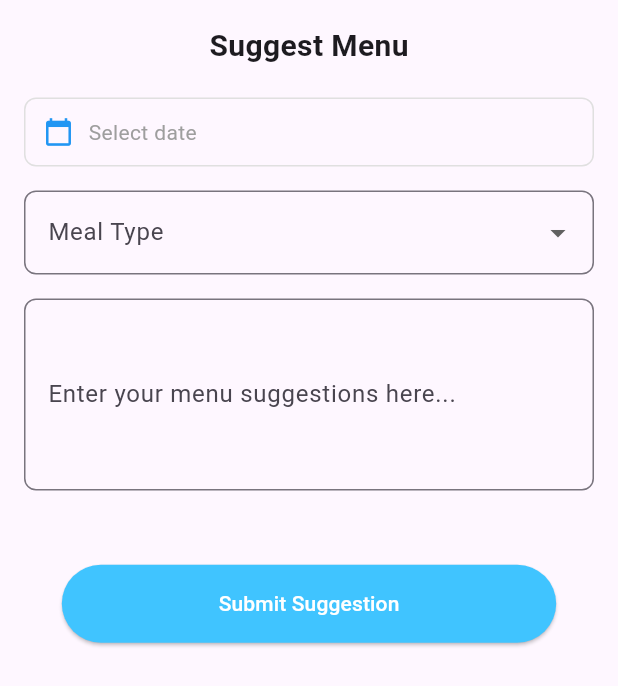
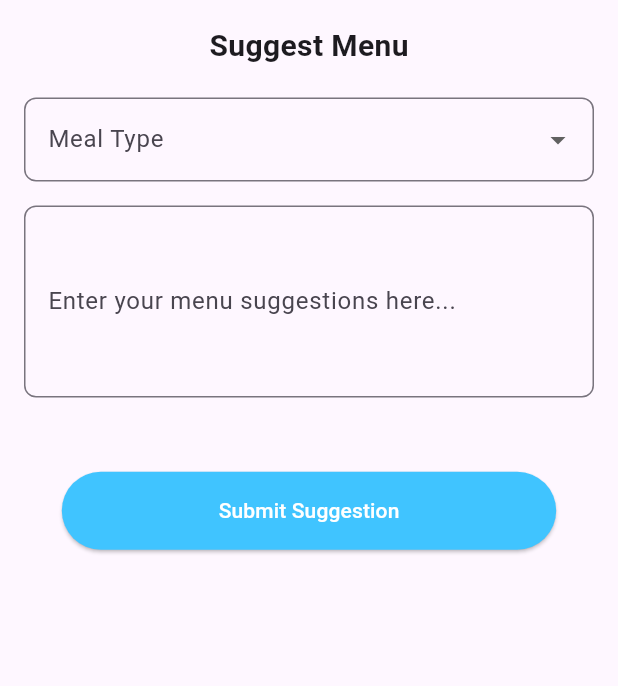
Before and after one commit to Danish9111/mess, a Flutter app: the ShowMenuSuggestionSheet widget shown alone on an empty page, opened directly, on a phone screen of 412 x 824 dp. Shown: the top 686 px of the screen. Run offline on Flutter 3.47's test engine with Material 3 defaults, Android fonts, the phone set to English and light mode, and no system bars; our stand-ins replace cloud_firestore, firebase_auth, firebase_core, flutter_rating_bar, flutter_riverpod, google_fonts and 4 more; accounts and stored records are empty.

Commit message:
Remove unused imports and commented code in DashboardBody and ShowMenuSuggestionSheet for cleaner codebase

```diff
--- a/lib/screens/dashboard_screen/dashboard_ui/dashboard_body.dart
+++ b/lib/screens/dashboard_screen/dashboard_ui/dashboard_body.dart
@@ -1,5 +1,4 @@
 import 'package:flutter/material.dart';
-import 'package:mess/providers/isloading_provider.dart';
 import 'meal_cards.dart';
 import 'package:mess/extentions.dart';
 import 'package:mess/screens/dashboard_screen/dashboard_ui/attendance_ui/attendance_card.dart';
@@ -91,8 +90,8 @@ class _DashboardBodyState extends ConsumerState<DashboardBody> {
   }
 
   Widget _buildQuickActions(bool isSmallScreen, screenHeight, ref) {
-    final formKey = GlobalKey<FormState>();
-    final isloading = ref.watch(isLoadingProvider);
+    // final formKey = GlobalKey<FormState>();
+    // final isloading = ref.watch(isLoadingProvider);
 
     final actions = [
       {'icon': Icons.check_circle, 'label': 'Mark Meal'},
--- a/lib/screens/dashboard_screen/dashboard_ui/show_menu_suggestion_sheet.dart
+++ b/lib/screens/dashboard_screen/dashboard_ui/show_menu_suggestion_sheet.dart
@@ -1,7 +1,6 @@
 import 'package:cloud_firestore/cloud_firestore.dart';
 import 'package:flutter/material.dart';
 import 'package:flutter_riverpod/flutter_riverpod.dart';
-import 'package:intl/intl.dart';
 import 'package:mess/extentions.dart';
 import 'package:mess/providers/isloading_provider.dart';
 
@@ -74,35 +73,6 @@ class _ShowMenuSuggestionSheetState
               ),
               const SizedBox(height: 20),
 
-              // ---------- Date ----------
-              GestureDetector(
-                onTap: _pickDate,
-                child: Container(
-                  padding: const EdgeInsets.all(12),
-                  decoration: BoxDecoration(
-                    border: Border.all(color: Colors.grey.shade300),
-                    borderRadius: BorderRadius.circular(8),
-                  ),
-                  child: Row(
-                    children: [
-                      const Icon(Icons.calendar_today,
-                          size: 20, color: Colors.blue),
-                      const SizedBox(width: 10),
-                      Text(
-                        selectedDate == null
-                            ? 'Select date'
-                            : DateFormat('MMM dd, yyyy').format(selectedDate!),
-                        style: TextStyle(
-                          color:
-                              selectedDate == null ? Colors.grey : Colors.black,
-                        ),
-                      ),
-                    ],
-                  ),
-                ),
-              ),
-              const SizedBox(height: 16),
-
               // ---------- Meal Type ----------
               DropdownButtonFormField<String>(
                 value: selectedMealType,
@@ -127,23 +97,20 @@ class _ShowMenuSuggestionSheetState
                 validator: (v) => (v == null || v.isEmpty) ? 'Required' : null,
               ),
               SizedBox(height: screenHeight * .06),
-              // Show loading indicator if needed
               // ---------- Submit ----------
               SizedBox(
                 width: screenHeight * .4,
                 child: isLoading
-                    ? const FractionallySizedBox(
-                        widthFactor: 1,
-                        heightFactor: 1,
-                        child: CircularProgressIndicator())
+                    ? const ShowLoading(
+                        isLoading: true,
+                      )
                     : ElevatedButton(
                         onPressed: () async {
                           FocusScope.of(context).unfocus(); // close keyboard
                           ref.read(isLoadingProvider.notifier).state = true;
                           if (formKey.currentState!.validate()) {
                             final suggestion = {
-                              'date': DateFormat('yyyy-MM-dd')
-                                  .format(selectedDate!),
+                              'date': DateTime.now(),
                               'mealType': selectedMealType,
                               'menu': menuController.text,
                             };
@@ -153,14 +120,17 @@ class _ShowMenuSuggestionSheetState
                             // Replace print with your API call etc.
                             debugPrint('Suggestion submitted: $suggestion');
 
-                            Navigator.pop(context); // close sheet
-                            ScaffoldMessenger.of(context).showSnackBar(
-                              const SnackBar(
-                                content:
-                                    Text('Suggestion submitted successfully!'),
-                                backgroundColor: Colors.green,
-                              ),
-                            );
+                            ref.read(isLoadingProvider.notifier).state = false;
+                            if (context.mounted) {
+                              Navigator.pop(context);
+                              ScaffoldMessenger.of(context).showSnackBar(
+                                const SnackBar(
+                                  content: Text(
+                                      'Suggestion submitted successfully!'),
+                                  backgroundColor: Colors.green,
+                                ),
+                              );
+                            }
                           }
                         },
                         style: ElevatedButton.styleFrom(
```
